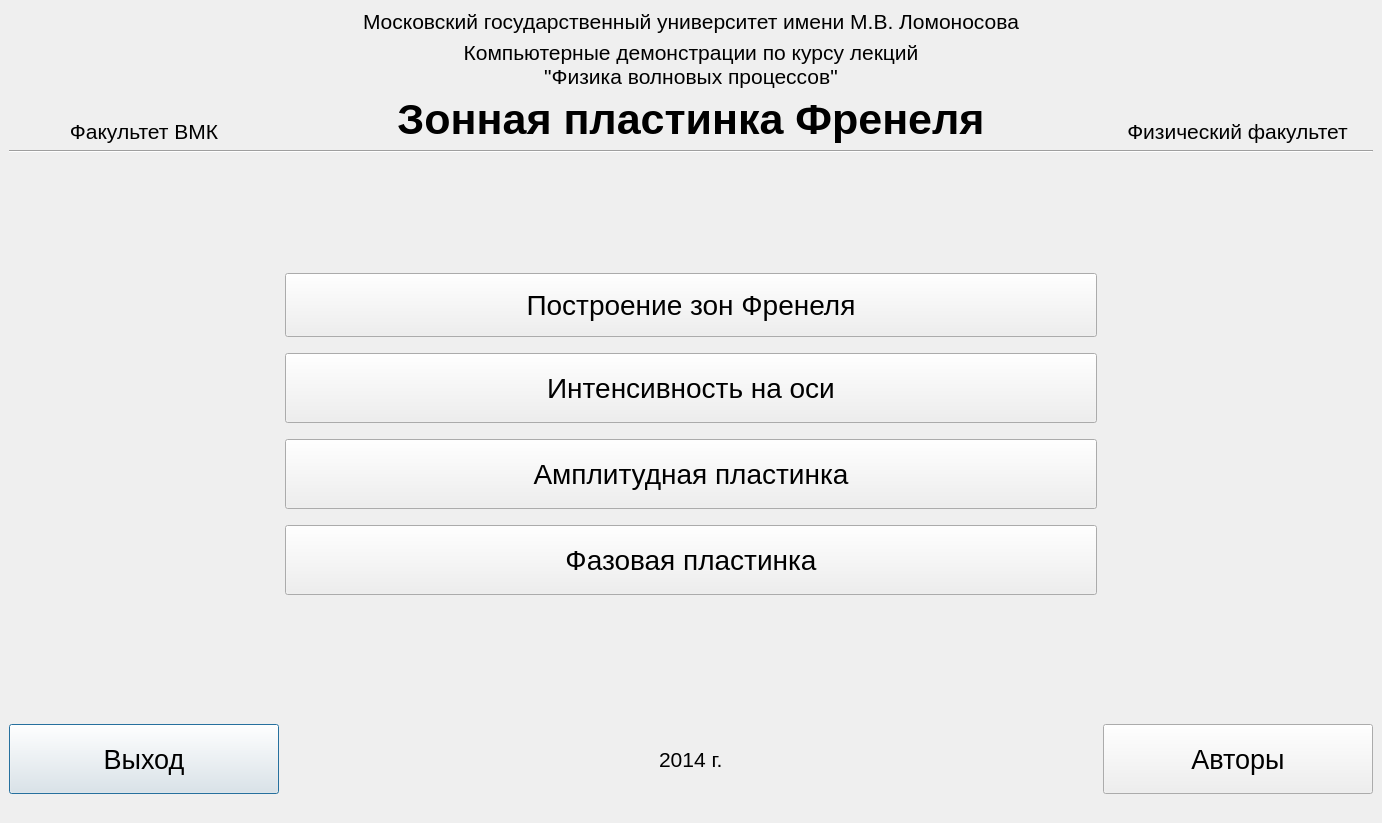
First picture: the form in QtFresnelZones/titlewindow.ui, repository Lnd-stoL/fresnel-zones-qt, before the edit.
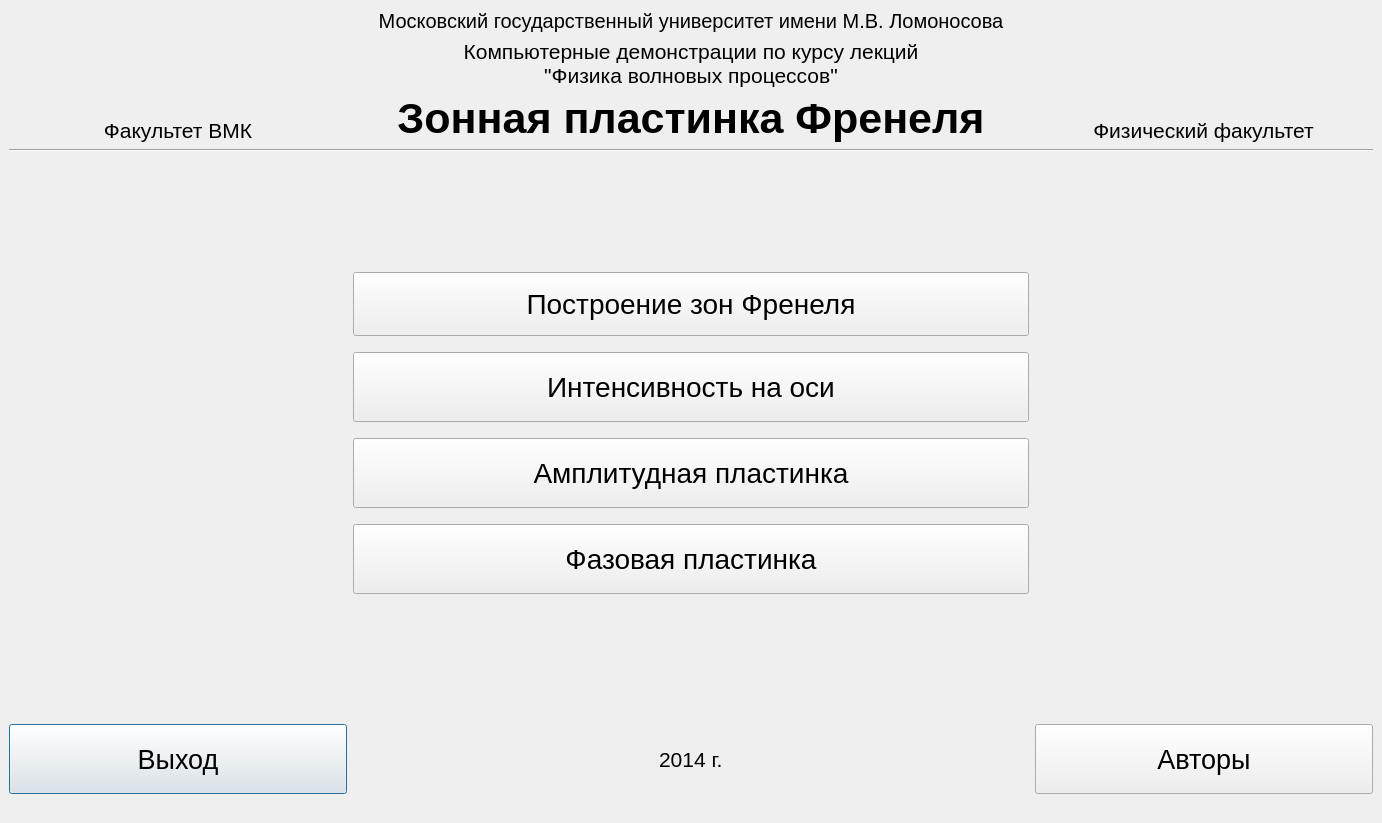
Second picture: the form after the edit. Icons and pictures are not drawn. Custom widgets are drawn as their Qt base class.

What changed in the file:
```diff
--- a/QtFresnelZones/titlewindow.ui
+++ b/QtFresnelZones/titlewindow.ui
@@ -16,7 +16,10 @@
   <widget class="QWidget" name="centralwidget">
    <layout class="QGridLayout" name="gridLayout_2">
     <item row="0" column="0">
-     <layout class="QGridLayout" name="gridLayout" columnstretch="1,3,1">
+     <layout class="QGridLayout" name="gridLayout" columnstretch="2,4,2">
+      <property name="sizeConstraint">
+       <enum>QLayout::SetNoConstraint</enum>
+      </property>
       <item row="7" column="1">
        <widget class="FontScalablePushButton" name="pushButton_IntensityGraph">
         <property name="sizePolicy">
@@ -294,7 +297,7 @@
           <property name="font">
            <font>
             <family>Arial</family>
-            <pointsize>16</pointsize>
+            <pointsize>15</pointsize>
             <italic>false</italic>
            </font>
           </property>
@@ -355,6 +358,12 @@
             <verstretch>0</verstretch>
            </sizepolicy>
           </property>
+          <property name="minimumSize">
+           <size>
+            <width>0</width>
+            <height>100</height>
+           </size>
+          </property>
           <property name="styleSheet">
            <string notr="true">image: url(:cmc-logo.png);</string>
           </property>
@@ -396,6 +405,12 @@
             <verstretch>0</verstretch>
            </sizepolicy>
           </property>
+          <property name="minimumSize">
+           <size>
+            <width>0</width>
+            <height>100</height>
+           </size>
+          </property>
           <property name="styleSheet">
            <string notr="true">image: url(:phys-logo.png);</string>
           </property>
@@ -438,7 +453,7 @@
         <property name="minimumSize">
          <size>
           <width>0</width>
-          <height>50</height>
+          <height>0</height>
          </size>
         </property>
         <property name="font">
```
